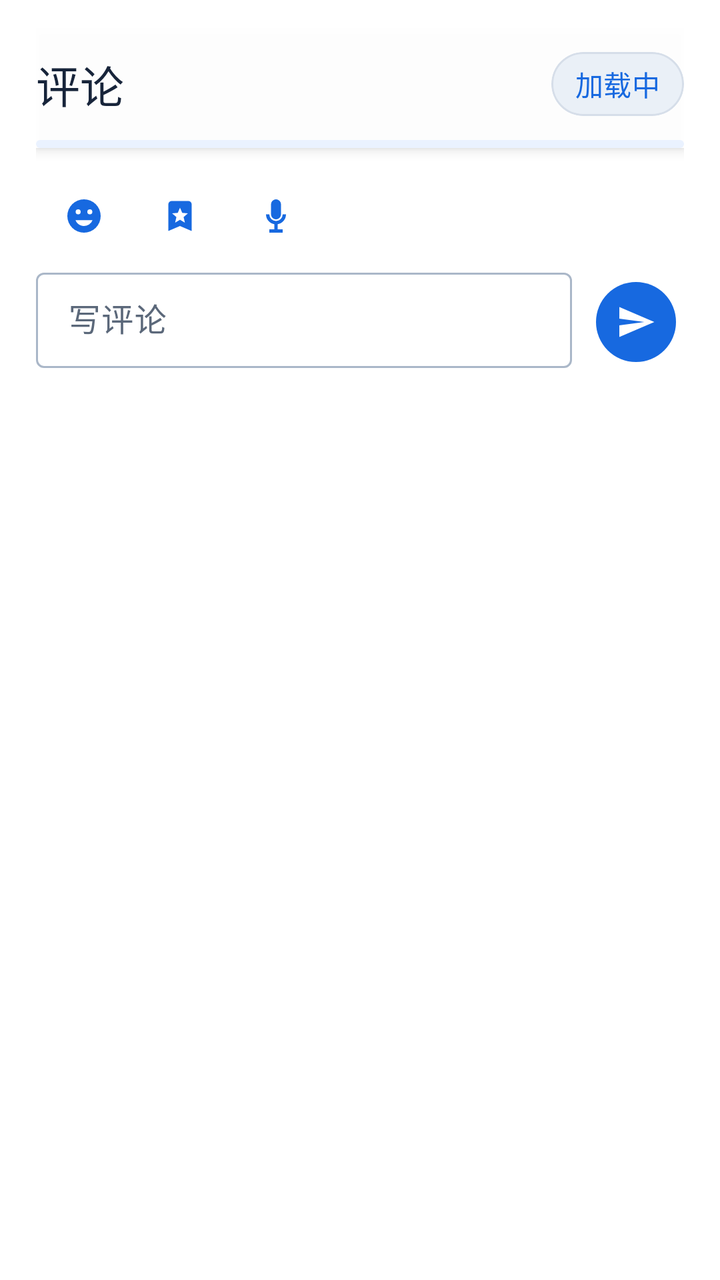
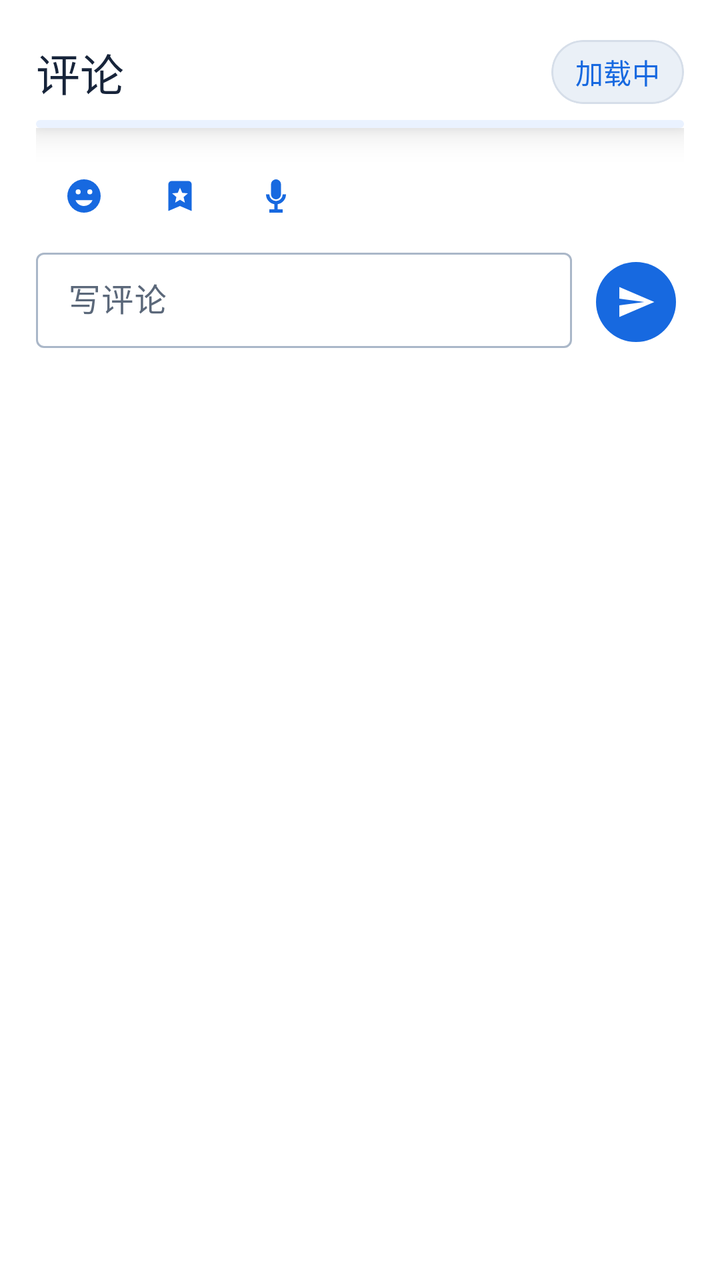

An Android layout rendered at two revisions. The XML below is the earlier revision; the diff shows what the commit changed to produce the second picture.
<!-- AndroidManifest.xml: application theme Theme.Yiyunying -->
<!-- res/layout/sheet_moment_comments.xml -->
<?xml version="1.0" encoding="utf-8"?>
<LinearLayout xmlns:android="http://schemas.android.com/apk/res/android"
    xmlns:app="http://schemas.android.com/apk/res-auto"
    android:layout_width="match_parent"
    android:layout_height="wrap_content"
    android:background="@color/glass_surface_strong"
    android:orientation="vertical"
    android:paddingStart="18dp"
    android:paddingTop="14dp"
    android:paddingEnd="18dp"
    android:paddingBottom="18dp">

    <FrameLayout
        android:id="@+id/commentsStickyHeader"
        android:layout_width="match_parent"
        android:layout_height="60dp"
        android:background="@color/glass_surface_strong"
        android:elevation="4dp">

        <LinearLayout
            android:layout_width="match_parent"
            android:layout_height="56dp"
            android:gravity="center_vertical"
            android:orientation="horizontal">

            <TextView
                android:id="@+id/titleText"
                android:layout_width="0dp"
                android:layout_height="wrap_content"
                android:layout_weight="1"
                android:includeFontPadding="false"
                android:text="评论"
                android:textAppearance="@style/TextAppearance.Material3.TitleLarge"
                android:textColor="@color/on_surface" />

            <com.google.android.material.card.MaterialCardView
                android:layout_width="wrap_content"
                android:layout_height="32dp"
                app:cardBackgroundColor="@color/surface_container_high"
                app:cardCornerRadius="16dp"
                app:cardElevation="0dp"
                app:strokeColor="@color/outline_variant"
                app:strokeWidth="1dp">

                <TextView
                    android:id="@+id/commentCountText"
                    android:layout_width="wrap_content"
                    android:layout_height="match_parent"
                    android:gravity="center"
                    android:includeFontPadding="false"
                    android:maxLines="1"
                    android:minWidth="56dp"
                    android:paddingStart="12dp"
                    android:paddingEnd="12dp"
                    android:text="加载中"
                    android:textAppearance="@style/TextAppearance.Material3.LabelLarge"
                    android:textColor="?attr/colorPrimary" />
            </com.google.android.material.card.MaterialCardView>
        </LinearLayout>

        <com.google.android.material.progressindicator.LinearProgressIndicator
            android:id="@+id/progress"
            android:layout_width="match_parent"
            android:layout_height="4dp"
            android:layout_gravity="bottom"
            android:indeterminate="true" />
    </FrameLayout>

    <androidx.core.widget.NestedScrollView
        android:id="@+id/commentsScroll"
        android:layout_width="match_parent"
        android:layout_height="wrap_content"
        android:layout_marginTop="6dp"
        android:fillViewport="false"
        android:overScrollMode="ifContentScrolls">

        <LinearLayout
            android:id="@+id/commentsContainer"
            android:layout_width="match_parent"
            android:layout_height="wrap_content"
            android:orientation="vertical" />
    </androidx.core.widget.NestedScrollView>

    <TextView
        android:id="@+id/replyHint"
        android:layout_width="match_parent"
        android:layout_height="wrap_content"
        android:layout_marginTop="6dp"
        android:textAppearance="@style/TextAppearance.Material3.LabelMedium"
        android:textColor="?attr/colorPrimary"
        android:visibility="gone" />

    <LinearLayout
        android:layout_width="match_parent"
        android:layout_height="48dp"
        android:layout_marginTop="4dp"
        android:gravity="center_vertical"
        android:orientation="horizontal">

        <com.google.android.material.button.MaterialButton
            android:id="@+id/emojiButton"
            style="@style/Widget.Material3.Button.IconButton"
            android:layout_width="48dp"
            android:layout_height="48dp"
            android:contentDescription="选择 Emoji"
            app:icon="@drawable/ic_emoji" />

        <com.google.android.material.button.MaterialButton
            android:id="@+id/stickerButton"
            style="@style/Widget.Material3.Button.IconButton"
            android:layout_width="48dp"
            android:layout_height="48dp"
            android:contentDescription="选择表情包"
            app:icon="@drawable/ic_favorite" />

        <com.google.android.material.button.MaterialButton
            android:id="@+id/voiceButton"
            style="@style/Widget.Material3.Button.IconButton"
            android:layout_width="48dp"
            android:layout_height="48dp"
            android:contentDescription="录制语音评论"
            app:icon="@drawable/ic_mic" />
    </LinearLayout>

    <com.google.android.material.card.MaterialCardView
        android:id="@+id/voiceStatusRow"
        android:layout_width="match_parent"
        android:layout_height="wrap_content"
        android:layout_marginTop="2dp"
        android:layout_marginBottom="6dp"
        android:visibility="gone"
        app:cardBackgroundColor="@color/surface_container_high"
        app:cardCornerRadius="8dp"
        app:cardElevation="0dp"
        app:strokeColor="@color/outline_variant"
        app:strokeWidth="1dp">

        <LinearLayout
            android:layout_width="match_parent"
            android:layout_height="wrap_content"
            android:gravity="center_vertical"
            android:minHeight="64dp"
            android:orientation="horizontal"
            android:paddingStart="12dp"
            android:paddingTop="8dp"
            android:paddingBottom="8dp">

            <androidx.appcompat.widget.AppCompatImageView
                android:id="@+id/voiceStatusIcon"
                android:layout_width="40dp"
                android:layout_height="40dp"
                android:contentDescription="语音评论状态"
                android:padding="9dp"
                android:src="@drawable/ic_mic"
                app:tint="?attr/colorPrimary" />

            <LinearLayout
                android:layout_width="0dp"
                android:layout_height="wrap_content"
                android:layout_marginStart="8dp"
                android:layout_weight="1"
                android:orientation="vertical">

                <TextView
                    android:id="@+id/voiceStatusTitle"
                    android:layout_width="match_parent"
                    android:layout_height="wrap_content"
                    android:includeFontPadding="false"
                    android:maxLines="1"
                    android:text="正在录音"
                    android:textAppearance="@style/TextAppearance.Material3.TitleSmall"
                    android:textColor="@color/on_surface" />

                <TextView
                    android:id="@+id/voiceStatus"
                    android:layout_width="match_parent"
                    android:layout_height="wrap_content"
                    android:layout_marginTop="2dp"
                    android:includeFontPadding="false"
                    android:maxLines="2"
                    android:text="00:00 · 点击麦克风完成"
                    android:textAppearance="@style/TextAppearance.Material3.BodySmall"
                    android:textColor="@color/on_surface_variant" />
            </LinearLayout>

            <com.google.android.material.button.MaterialButton
                android:id="@+id/voiceClearButton"
                style="@style/Widget.Material3.Button.IconButton"
                android:layout_width="48dp"
                android:layout_height="48dp"
                android:contentDescription="取消录音"
                android:insetLeft="0dp"
                android:insetTop="0dp"
                android:insetRight="0dp"
                android:insetBottom="0dp"
                app:icon="@drawable/ic_close" />
        </LinearLayout>
    </com.google.android.material.card.MaterialCardView>

    <ScrollView
        android:id="@+id/emojiPanel"
        android:layout_width="match_parent"
        android:layout_height="132dp"
        android:layout_marginBottom="6dp"
        android:background="@color/surface_container"
        android:fillViewport="true"
        android:visibility="gone">

        <GridLayout
            android:id="@+id/emojiGrid"
            android:layout_width="match_parent"
            android:layout_height="wrap_content"
            android:columnCount="7"
            android:padding="4dp" />
    </ScrollView>

    <LinearLayout
        android:layout_width="match_parent"
        android:layout_height="wrap_content"
        android:gravity="bottom"
        android:orientation="horizontal">

        <com.google.android.material.textfield.TextInputLayout
            style="@style/Widget.Material3.TextInputLayout.OutlinedBox.Dense"
            android:layout_width="0dp"
            android:layout_height="wrap_content"
            android:layout_weight="1"
            android:hint="写评论">

            <com.google.android.material.textfield.TextInputEditText
                android:id="@+id/commentInput"
                android:layout_width="match_parent"
                android:layout_height="wrap_content"
                android:imeOptions="actionSend"
                android:inputType="textCapSentences|textMultiLine"
                android:maxLength="2000"
                android:maxLines="4" />
        </com.google.android.material.textfield.TextInputLayout>

        <com.google.android.material.button.MaterialButton
            android:id="@+id/sendButton"
            style="@style/Widget.Material3.Button.IconButton.Filled"
            android:layout_width="48dp"
            android:layout_height="48dp"
            android:layout_marginStart="8dp"
            android:contentDescription="发送评论"
            app:icon="@drawable/ic_send" />
    </LinearLayout>
</LinearLayout>
<!-- resources referenced by this layout -->
<resources>
  <color name="glass_surface_strong">#F5FFFFFF</color>
  <color name="on_surface">#17243A</color>
  <color name="on_surface_variant">#5B687A</color>
  <color name="outline_variant">#D6DEE9</color>
  <color name="surface_container">#F5F8FC</color>
  <color name="surface_container_high">#EAF0F7</color>
  <!-- drawable ic_close (drawable) -->
  <vector xmlns:android="http://schemas.android.com/apk/res/android"
      android:width="24dp" android:height="24dp" android:viewportWidth="24" android:viewportHeight="24">
      <path android:fillColor="@android:color/white" android:pathData="M18.3,5.71L12,12l6.3,6.29 -1.42,1.42L10.59,13.41 4.29,19.71 2.88,18.29 9.17,12 2.88,5.71 4.29,4.29 10.59,10.59 16.88,4.29z" />
  </vector>
  <!-- drawable ic_emoji (drawable) -->
  <vector xmlns:android="http://schemas.android.com/apk/res/android" android:width="24dp" android:height="24dp" android:viewportWidth="24" android:viewportHeight="24">
      <path android:fillColor="@color/on_surface_variant" android:pathData="M12,2a10,10 0,1 0,0 20,10 10,0 0,0 0,-20zM8.5,8A1.5,1.5 0,1 1,7 9.5,1.5 1.5,0 0,1 8.5,8zm7,0A1.5,1.5 0,1 1,14 9.5,1.5 1.5,0 0,1 15.5,8zM12,18c-2.33,0 -4.31,-1.46 -5.11,-3.5h10.22A5.5,5.5 0,0 1,12 18z" />
  </vector>
  <!-- drawable ic_favorite (drawable) -->
  <vector xmlns:android="http://schemas.android.com/apk/res/android" android:width="24dp" android:height="24dp" android:viewportWidth="24" android:viewportHeight="24">
      <path android:fillColor="@color/on_surface_variant" android:pathData="M17,3H7a2,2 0,0 0,-2 2v16l7,-3 7,3V5a2,2 0,0 0,-2 -2zm-5,11.25L9.06,16l0.78,-3.34L7.25,10.4l3.41,-0.29L12,7l1.34,3.11 3.41,0.29 -2.59,2.26L14.94,16 12,14.25z" />
  </vector>
  <!-- drawable ic_mic (drawable) -->
  <vector xmlns:android="http://schemas.android.com/apk/res/android" android:width="24dp" android:height="24dp" android:viewportWidth="24" android:viewportHeight="24">
      <path android:fillColor="@color/on_surface_variant" android:pathData="M12,14a3,3 0,0 0,3 -3V5a3,3 0,0 0,-6 0v6a3,3 0,0 0,3 3zM18,11a6,6 0,0 1,-5 5.91V20h3v2H8v-2h3v-3.09A6,6 0,0 1,6 11h2a4,4 0,0 0,8 0h2z" />
  </vector>
  <!-- drawable ic_send (drawable) -->
  <vector xmlns:android="http://schemas.android.com/apk/res/android" android:width="24dp" android:height="24dp" android:viewportWidth="24" android:viewportHeight="24">
      <path android:fillColor="?attr/colorOnPrimary" android:pathData="M2.01,21L23,12 2.01,3 2,10l15,2 -15,2z" />
  </vector>
  <style name="Theme.Yiyunying" parent="Theme.Yiyunying.Base" />
  <color name="primary">#1769E0</color>
  <color name="on_primary">#FFFFFF</color>
  <color name="primary_container">#E8F1FF</color>
  <color name="on_primary_container">#123A72</color>
  <color name="secondary">#4B78B8</color>
  <color name="on_secondary">#FFFFFF</color>
  <color name="secondary_container">#EAF2FF</color>
  <color name="tertiary">#476DA5</color>
  <color name="error">#BA1A1A</color>
  <color name="surface">#FFFFFF</color>
  <color name="outline">#AAB7C8</color>
  <style name="Widget.Yiyunying.Card" parent="Widget.Material3.CardView.Elevated">
          <item name="cardCornerRadius">8dp</item>
          <item name="cardElevation">1dp</item>
          <item name="cardBackgroundColor">@color/glass_surface</item>
          <item name="strokeColor">@color/glass_outline</item>
          <item name="strokeWidth">1dp</item>
      </style>
  <style name="Widget.Yiyunying.Button" parent="Widget.Material3.Button">
          <item name="cornerRadius">8dp</item>
          <item name="android:minHeight">48dp</item>
          <item name="android:textAllCaps">false</item>
      </style>
  <color name="glass_surface">#E8FFFFFF</color>
  <color name="glass_outline">#80C4CFDD</color>
  <!-- unchanged entries left out for length: 1 -->
</resources>

<!-- the commit's change to res/layout/sheet_moment_comments.xml (unified diff, before → after) -->
@@ -3,19 +3,22 @@
     xmlns:app="http://schemas.android.com/apk/res-auto"
     android:layout_width="match_parent"
     android:layout_height="wrap_content"
-    android:background="@color/glass_surface_strong"
+    android:background="@color/surface"
+    android:clipChildren="true"
+    android:clipToPadding="true"
     android:orientation="vertical"
     android:paddingStart="18dp"
-    android:paddingTop="14dp"
+    android:paddingTop="8dp"
     android:paddingEnd="18dp"
     android:paddingBottom="18dp">
 
     <FrameLayout
         android:id="@+id/commentsStickyHeader"
         android:layout_width="match_parent"
-        android:layout_height="60dp"
-        android:background="@color/glass_surface_strong"
-        android:elevation="4dp">
+        android:layout_height="56dp"
+        android:background="@color/surface"
+        android:elevation="8dp"
+        android:translationZ="2dp">
 
         <LinearLayout
             android:layout_width="match_parent"
@@ -66,20 +69,31 @@
             android:indeterminate="true" />
     </FrameLayout>
 
-    <androidx.core.widget.NestedScrollView
-        android:id="@+id/commentsScroll"
+    <FrameLayout
+        android:id="@+id/commentsViewport"
         android:layout_width="match_parent"
         android:layout_height="wrap_content"
         android:layout_marginTop="6dp"
-        android:fillViewport="false"
-        android:overScrollMode="ifContentScrolls">
-
-        <LinearLayout
-            android:id="@+id/commentsContainer"
-            android:layout_width="match_parent"
-            android:layout_height="wrap_content"
-            android:orientation="vertical" />
-    </androidx.core.widget.NestedScrollView>
+        android:background="@color/surface"
+        android:clipChildren="true"
+        android:clipToPadding="true">
+
+        <androidx.core.widget.NestedScrollView
+            android:id="@+id/commentsScroll"
+            android:layout_width="match_parent"
+            android:layout_height="wrap_content"
+            android:clipChildren="true"
+            android:clipToPadding="true"
+            android:fillViewport="false"
+            android:overScrollMode="ifContentScrolls">
+
+            <LinearLayout
+                android:id="@+id/commentsContainer"
+                android:layout_width="match_parent"
+                android:layout_height="wrap_content"
+                android:orientation="vertical" />
+        </androidx.core.widget.NestedScrollView>
+    </FrameLayout>
 
     <TextView
         android:id="@+id/replyHint"
<!-- resource entries referenced after the edit -->
@@ -1,6 +1,5 @@
 <!-- resources referenced by this layout -->
 <resources>
-  <color name="glass_surface_strong">#F5FFFFFF</color>
   <color name="on_surface">#17243A</color>
   <color name="on_surface_variant">#5B687A</color>
   <color name="outline_variant">#D6DEE9</color>
